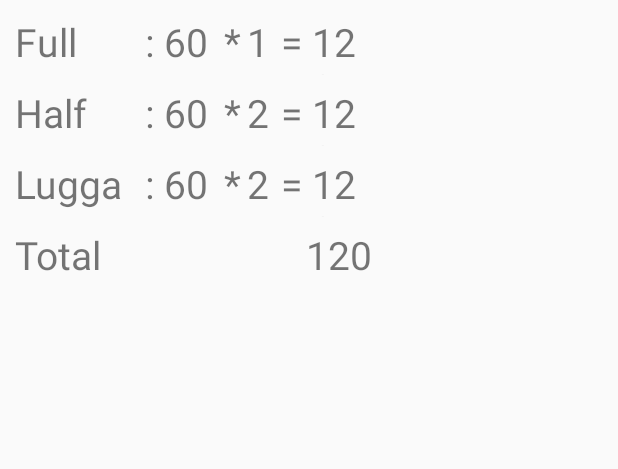
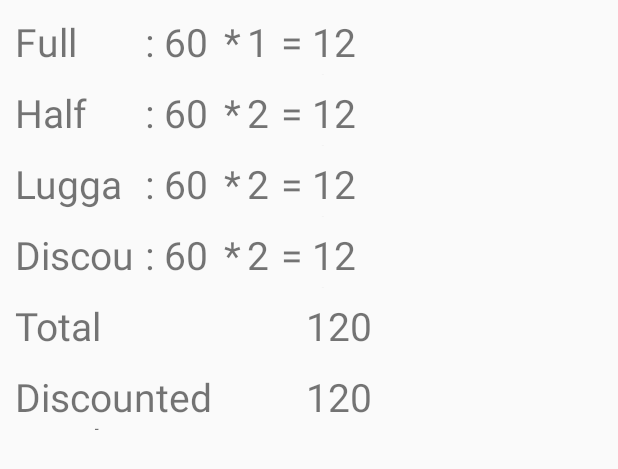
Before and after one commit to hpie/mytechbus, an Android app: the layout dialog_ticket.xml on its own in the app's theme, with its tools: preview values and no code run, on a phone screen of 412 x 824 dp. Shown: the top 469 px of the screen. Run offline under Robolectric (Android 15) with nearby library versions, the light colour scheme and no system bars; network calls fail.

Commit message:
Ticket total calculation chnages

```diff
--- a/AndroidCode/MyTechBus/app/src/main/java/mytechbus/hpie/com/mytechbus/Constants.java
+++ b/AndroidCode/MyTechBus/app/src/main/java/mytechbus/hpie/com/mytechbus/Constants.java
@@ -12,6 +12,7 @@ public class Constants {
     public static final int LOCATION_INTERVAL = 120000;
     public static final int FASTEST_LOCATION_INTERVAL = 60000;
 
+    public static final String KEY_TICKET_NUMBER = "ticket_number";
     public static final String KEY_STATUS = "status";
     public static final String KEY_MESSAGE = "message";
     public static final String KEY_FULL_NAME = "loginid";
--- a/AndroidCode/MyTechBus/app/src/main/res/layout/dialog_ticket.xml
+++ b/AndroidCode/MyTechBus/app/src/main/res/layout/dialog_ticket.xml
@@ -70,60 +70,6 @@
             android:text="120"
             android:textSize="26sp" />
     </LinearLayout>
-
-    <!--<LinearLayout-->
-    <!--android:layout_width="match_parent"-->
-    <!--android:layout_height="42dp"-->
-    <!--android:layout_marginBottom="5dp"-->
-    <!--android:orientation="horizontal">-->
-
-    <!--<TextView-->
-    <!--android:id="@+id/proptFullLabel"-->
-    <!--android:layout_width="40dp"-->
-    <!--android:layout_height="40dp"-->
-    <!--android:layout_weight="1"-->
-    <!--android:text="Full"-->
-    <!--android:textSize="26sp" />-->
-    <!--<TextView-->
-    <!--android:layout_width="40dp"-->
-    <!--android:layout_height="40dp"-->
-    <!--android:textSize="26sp"-->
-    <!--android:layout_weight="1"-->
-    <!--android:text=" : " />-->
-    <!--<TextView-->
-    <!--android:id="@+id/proptFullRate"-->
-    <!--android:layout_width="40dp"-->
-    <!--android:layout_height="40dp"-->
-    <!--android:textSize="26sp"-->
-    <!--android:layout_weight="1"-->
-    <!--android:text="60" />-->
-    <!--<TextView-->
-    <!--android:layout_width="40dp"-->
-    <!--android:layout_height="40dp"-->
-    <!--android:textSize="26sp"-->
-    <!--android:layout_weight="1"-->
-    <!--android:text="*" />-->
-    <!--<TextView-->
-    <!--android:id="@+id/proptFullPassengers"-->
-    <!--android:layout_width="40dp"-->
-    <!--android:layout_height="40dp"-->
-    <!--android:textSize="26sp"-->
-    <!--android:layout_weight="1"-->
-    <!--android:text="2" />-->
-    <!--<TextView-->
-    <!--android:layout_width="40dp"-->
-    <!--android:layout_height="40dp"-->
-    <!--android:textSize="26sp"-->
-    <!--android:layout_weight="1"-->
-    <!--android:text=" = " />-->
-    <!--<TextView-->
-    <!--android:id="@+id/proptFullTotal"-->
-    <!--android:layout_width="40dp"-->
-    <!--android:layout_height="40dp"-->
-    <!--android:textSize="26sp"-->
-    <!--android:layout_weight="1"-->
-    <!--android:text="120" />-->
-    <!--</LinearLayout>-->
 
     <LinearLayout
         android:layout_width="match_parent"
@@ -254,6 +200,67 @@
         android:orientation="horizontal">
 
         <TextView
+            android:id="@+id/proptDiscountLabel"
+            android:layout_width="80dp"
+            android:layout_height="40dp"
+            android:layout_weight="2"
+            android:text="Discount"
+            android:textSize="26sp" />
+
+        <TextView
+            android:layout_width="wrap_content"
+            android:layout_height="40dp"
+            android:layout_weight="1"
+            android:text=" : "
+            android:textSize="26sp" />
+
+        <TextView
+            android:id="@+id/proptDiscountRate"
+            android:layout_width="40dp"
+            android:layout_height="40dp"
+            android:layout_weight="1"
+            android:text="60"
+            android:textSize="26sp" />
+
+        <TextView
+            android:layout_width="wrap_content"
+            android:layout_height="40dp"
+            android:layout_weight="1"
+            android:text="*"
+            android:textSize="26sp" />
+
+        <TextView
+            android:id="@+id/proptTotalForDiscount"
+            android:layout_width="20dp"
+            android:layout_height="40dp"
+            android:layout_weight="1"
+            android:paddingLeft="4dp"
+            android:text="2"
+            android:textSize="26sp" />
+
+        <TextView
+            android:layout_width="wrap_content"
+            android:layout_height="40dp"
+            android:layout_weight="1"
+            android:text=" = "
+            android:textSize="26sp" />
+
+        <TextView
+            android:id="@+id/proptDiscountApplied"
+            android:layout_width="40dp"
+            android:layout_height="40dp"
+            android:layout_weight="1"
+            android:text="120"
+            android:textSize="26sp" />
+    </LinearLayout>
+
+    <LinearLayout
+        android:layout_width="match_parent"
+        android:layout_height="42dp"
+        android:layout_marginBottom="5dp"
+        android:orientation="horizontal">
+
+        <TextView
             android:id="@+id/proptTicketLabel"
             android:layout_width="40dp"
             android:layout_height="40dp"
@@ -262,11 +269,11 @@
             android:textSize="26sp" />
 
         <!--<TextView-->
-            <!--android:layout_width="wrap_content"-->
-            <!--android:layout_height="40dp"-->
-            <!--android:layout_weight="1"-->
-            <!--android:text=" : "-->
-            <!--android:textSize="26sp" />-->
+        <!--android:layout_width="wrap_content"-->
+        <!--android:layout_height="40dp"-->
+        <!--android:layout_weight="1"-->
+        <!--android:text=" : "-->
+        <!--android:textSize="26sp" />-->
 
         <TextView
             android:id="@+id/proptTicketTotal"
@@ -279,4 +286,36 @@
             android:textSize="26sp" />
     </LinearLayout>
 
+    <LinearLayout
+        android:layout_width="match_parent"
+        android:layout_height="42dp"
+        android:layout_marginBottom="5dp"
+        android:orientation="horizontal">
+
+        <TextView
+            android:id="@+id/proptDiscountedTicketLabel"
+            android:layout_width="40dp"
+            android:layout_height="40dp"
+            android:layout_weight="2"
+            android:text="Discounted Total"
+            android:textSize="26sp" />
+
+        <!--<TextView-->
+        <!--android:layout_width="wrap_content"-->
+        <!--android:layout_height="40dp"-->
+        <!--android:layout_weight="1"-->
+        <!--android:text=" : "-->
+        <!--android:textSize="26sp" />-->
+
+        <TextView
+            android:id="@+id/proptDiscountedTicketTotal"
+            android:layout_width="40dp"
+            android:layout_height="40dp"
+            android:layout_gravity="right"
+            android:layout_weight="1"
+            android:text="120"
+            android:textAlignment="textEnd"
+            android:textSize="26sp" />
+    </LinearLayout>
+
 </LinearLayout>
```
Also changed, not shown: AndroidCode/MyTechBus/app/src/main/java/mytechbus/hpie/com/mytechbus/BookingActivity.java (+102 -35 lines), AndroidCode/MyTechBus/app/src/main/java/mytechbus/hpie/com/mytechbus/FIleOperations.java (+19 -0 lines), AndroidCode/MyTechBus/app/src/main/java/mytechbus/hpie/com/mytechbus/LoginActivity.java (+9 -9 lines), AndroidCode/MyTechBus/app/src/main/java/mytechbus/hpie/com/mytechbus/SessionHandler.java (+22 -6 lines), AndroidCode/MyTechBus/app/src/main/res/layout/activity_booking.xml (+14 -1 lines).
